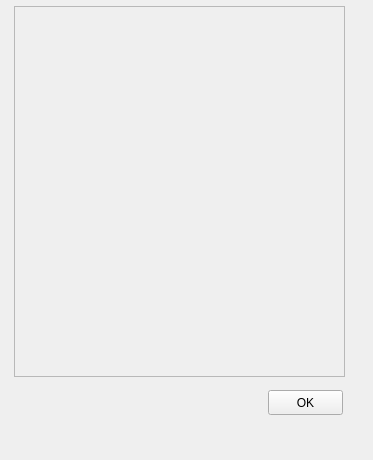
Old version of the form Idlecheck_frm.ui in the repository stasinek/Panel.VCL.
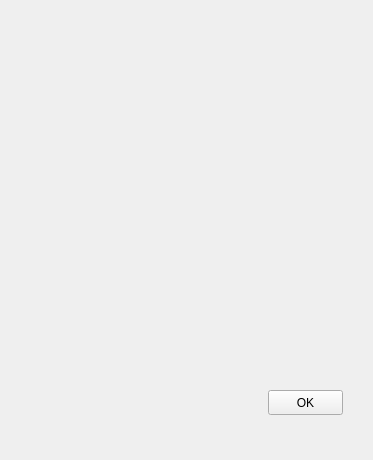
New version of the form.

What changed in the file:
```diff
--- a/Idlecheck_frm.ui
+++ b/Idlecheck_frm.ui
@@ -4,8 +4,8 @@
  <widget class="QWidget" name="Form7">
   <property name="geometry">
    <rect>
-    <x>192</x>
-    <y>106</y>
+    <x>732</x>
+    <y>49</y>
     <width>373</width>
     <height>460</height>
    </rect>
@@ -38,18 +38,5 @@
     <string></string>
    </property>
   </widget>
-  <widget class="QFrame" name="ValueListEditor1">
-   <property name="geometry">
-    <rect>
-     <x>14</x>
-     <y>6</y>
-     <width>331</width>
-     <height>371</height>
-    </rect>
-   </property>
-   <property name="frameShape">
-    <enum>QFrame::StyledPanel</enum>
-   </property>
-  </widget>
  </widget>
 </ui>
```
